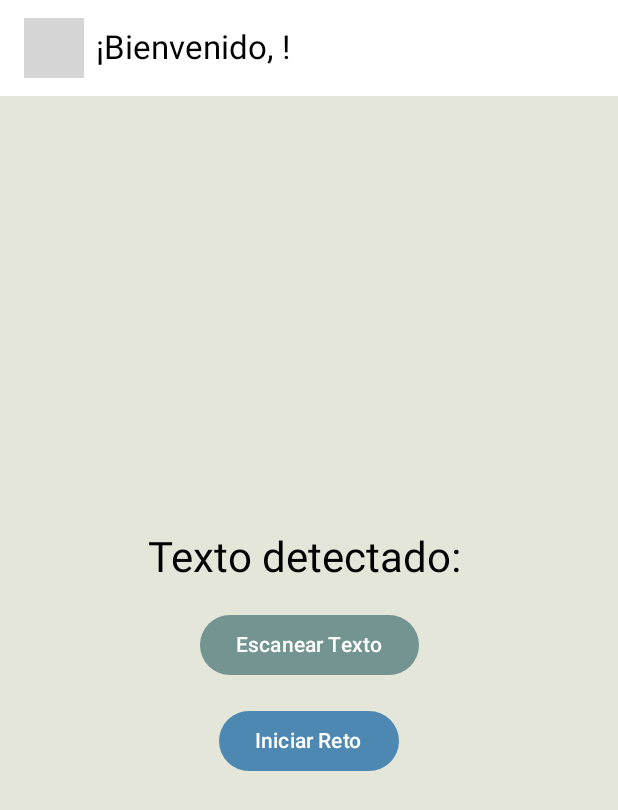
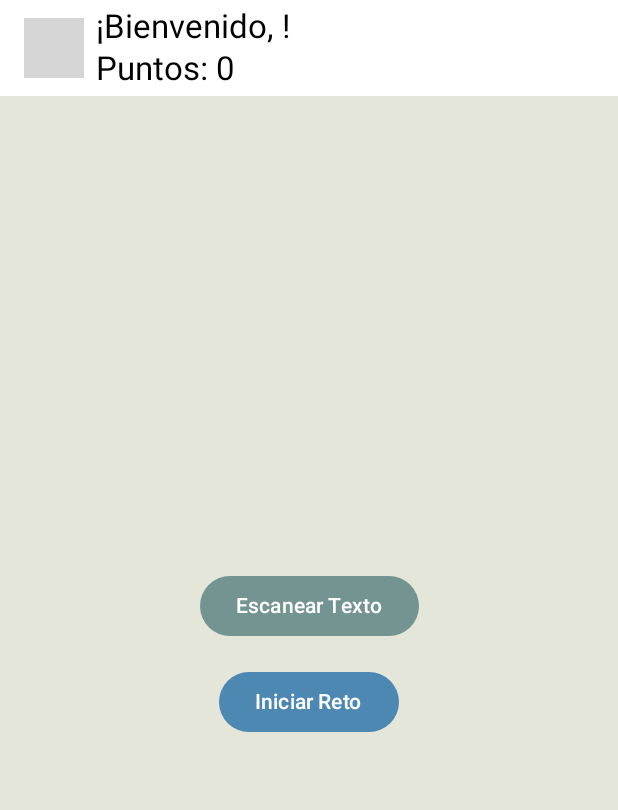
Before and after one commit to PabloPGRCondori/AlphaKid, an Android app built with Jetpack Compose: the MainActivity screen opened directly, with no data from a screen before it, on a phone screen of 412 x 824 dp. Shown: the top 810 px of the screen. Run offline under Robolectric (Android 15) with nearby library versions, the light colour scheme and no system bars; libraries missing offline, so code that uses them is left out: com.amazonaws.auth, com.amazonaws.regions, com.amazonaws.services; 2 statements that could not run were skipped; grey boxes are pictures that could not be loaded.

Commit message:
Add many funtions for the aplicattion's funtion
Some include:
-New buttons to continue and exit in the challenge.
-New logics to open the camera
-fix the problem with the screen orientation.

```diff
--- a/app/src/main/AndroidManifest.xml
+++ b/app/src/main/AndroidManifest.xml
@@ -24,7 +24,11 @@
             </intent-filter>
         </activity>
         <activity android:name=".StartActivity" android:exported="true" />
-        <activity android:name=".MainActivity" android:exported="true" />
+        <activity
+            android:name=".MainActivity"
+            android:configChanges="orientation|screenSize"
+            android:label="@string/app_name"
+            android:exported="true" />
     </application>
 
 </manifest>
--- a/app/src/main/java/com/example/alphakid/MainActivity.kt
+++ b/app/src/main/java/com/example/alphakid/MainActivity.kt
@@ -7,6 +7,7 @@ import android.content.pm.PackageManager
 import android.graphics.Bitmap
 import android.os.Bundle
 import android.provider.MediaStore
+import android.widget.Toast
 import androidx.activity.ComponentActivity
 import androidx.activity.compose.setContent
 import androidx.compose.foundation.Image
@@ -50,9 +51,9 @@ class MainActivity : ComponentActivity() {
     private var challengeText by mutableStateOf("")
     private var randomPalabra by mutableStateOf<Palabra?>(null)
     private var wordCount by mutableStateOf(0)
-    private var showContinueButton by mutableStateOf(false)
     private var isProcessing by mutableStateOf(false)
     private var lastChallengeWord by mutableStateOf("")
+    private var points by mutableStateOf(0)
     private lateinit var navController: NavHostController
 
     override fun onCreate(savedInstanceState: Bundle?) {
@@ -68,13 +69,17 @@ class MainActivity : ComponentActivity() {
         if (ContextCompat.checkSelfPermission(this, Manifest.permission.CAMERA) != PackageManager.PERMISSION_GRANTED) {
             ActivityCompat.requestPermissions(this, arrayOf(Manifest.permission.CAMERA), REQUEST_CAMERA_PERMISSION)
         }
+
+        // Load points from SharedPreferences
+        val sharedPreferences = getSharedPreferences("user_prefs", Context.MODE_PRIVATE)
+        points = sharedPreferences.getInt("user_points", 0)
     }
 
     @Composable
     fun AppNavHost(navController: NavHostController) {
         NavHost(navController = navController, startDestination = "main") {
             composable("main") { MainScreen(navController) }
-            composable("wordDetail") { randomPalabra?.let { WordDetailScreen(it) { startCameraForScan() } } }
+            composable("wordDetail") { randomPalabra?.let { WordDetailScreen(it, navController) { startCameraForScan() } } }
             composable("result") {
                 ResultScreen(navController, detectedText, challengeText, wordCount, randomPalabra) {
                     startChallenge(navController)
@@ -90,6 +95,7 @@ class MainActivity : ComponentActivity() {
         val sharedPreferences = context.getSharedPreferences("user_prefs", Context.MODE_PRIVATE)
         val userName = sharedPreferences.getString("user_name", "Usuario Anónimo")
         val profileImage = sharedPreferences.getInt("profile_image", -1)
+        val points = sharedPreferences.getInt("user_points", 0)
 
         Scaffold(
             topBar = {
@@ -106,7 +112,10 @@ class MainActivity : ComponentActivity() {
                                 )
                                 Spacer(modifier = Modifier.width(8.dp))
                             }
+                            Column {
                                 Text(text = "¡Bienvenido, $userName!")
+                                Text(text = "Puntos: $points")
+                            }
                         }
                     }
                 )
@@ -120,11 +129,6 @@ class MainActivity : ComponentActivity() {
                 horizontalAlignment = Alignment.CenterHorizontally,
                 verticalArrangement = Arrangement.Center
             ) {
-                Text(
-                    text = "Texto detectado: $detectedText",
-                    style = MaterialTheme.typography.headlineMedium
-                )
-                Spacer(modifier = Modifier.height(16.dp))
                 Button(
                     onClick = { startCameraForScan() },
                     colors = ButtonDefaults.buttonColors(containerColor = MaterialTheme.colorScheme.primary)
@@ -132,20 +136,11 @@ class MainActivity : ComponentActivity() {
                     Text(text = "Escanear Texto", color = MaterialTheme.colorScheme.onPrimary)
                 }
                 Spacer(modifier = Modifier.height(16.dp))
-                if (showContinueButton) {
-                    Button(
-                        onClick = { startChallenge(navController) },
-                        colors = ButtonDefaults.buttonColors(containerColor = MaterialTheme.colorScheme.secondary)
-                    ) {
-                        Text(text = "Continuar Reto", color = MaterialTheme.colorScheme.onSecondary)
-                    }
-                } else {
                 Button(
                     onClick = { startChallenge(navController) },
                     colors = ButtonDefaults.buttonColors(containerColor = MaterialTheme.colorScheme.secondary)
                 ) {
                     Text(text = "Iniciar Reto", color = MaterialTheme.colorScheme.onSecondary)
-                    }
                 }
                 Spacer(modifier = Modifier.height(16.dp))
                 if (lastChallengeWord.isNotEmpty()) {
@@ -231,11 +226,7 @@ class MainActivity : ComponentActivity() {
                 withContext(Dispatchers.Main) {
                     this@MainActivity.detectedText = detectedText
                     isProcessing = false
-
-                    if (challengeText.isNotEmpty()) {
-                        lastChallengeWord = challengeText
-                        navController.navigate("result")
-                    }
+                    navController.navigate("result") // Ensure navigation to result screen
                 }
             } catch (e: Exception) {
                 println("Error processing image: ${e.message}")
--- a/app/src/main/java/com/example/alphakid/StartActivity.kt
+++ b/app/src/main/java/com/example/alphakid/StartActivity.kt
@@ -55,6 +55,7 @@ fun StartScreen() {
                 with(sharedPreferences.edit()) {
                     putString("user_name", name)
                     putInt("profile_image", randomImageId)
+                    putInt("user_points", 0) // Initialize points to 0
                     apply()
                 }
                 context.startActivity(Intent(context, MainActivity::class.java))
```
Also changed, not shown: app/src/main/java/com/example/alphakid/ResultScreen.kt (+25 -9 lines), app/src/main/java/com/example/alphakid/WordDetailScreen.kt (+14 -3 lines). Lines whose indentation alone changed are shown as unchanged.
